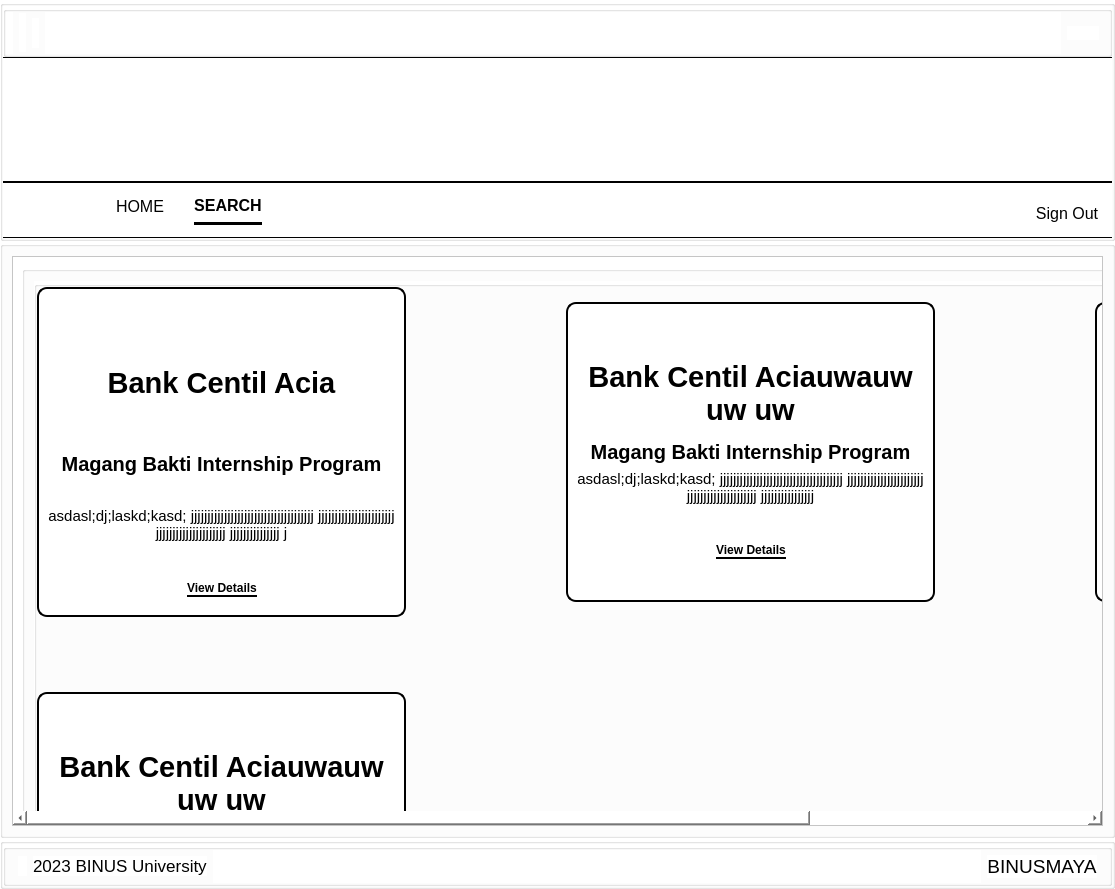
The window that searchinternshipfinal.ui (LeV-RAM/BIA) describes before a commit, drawn with Qt 5.
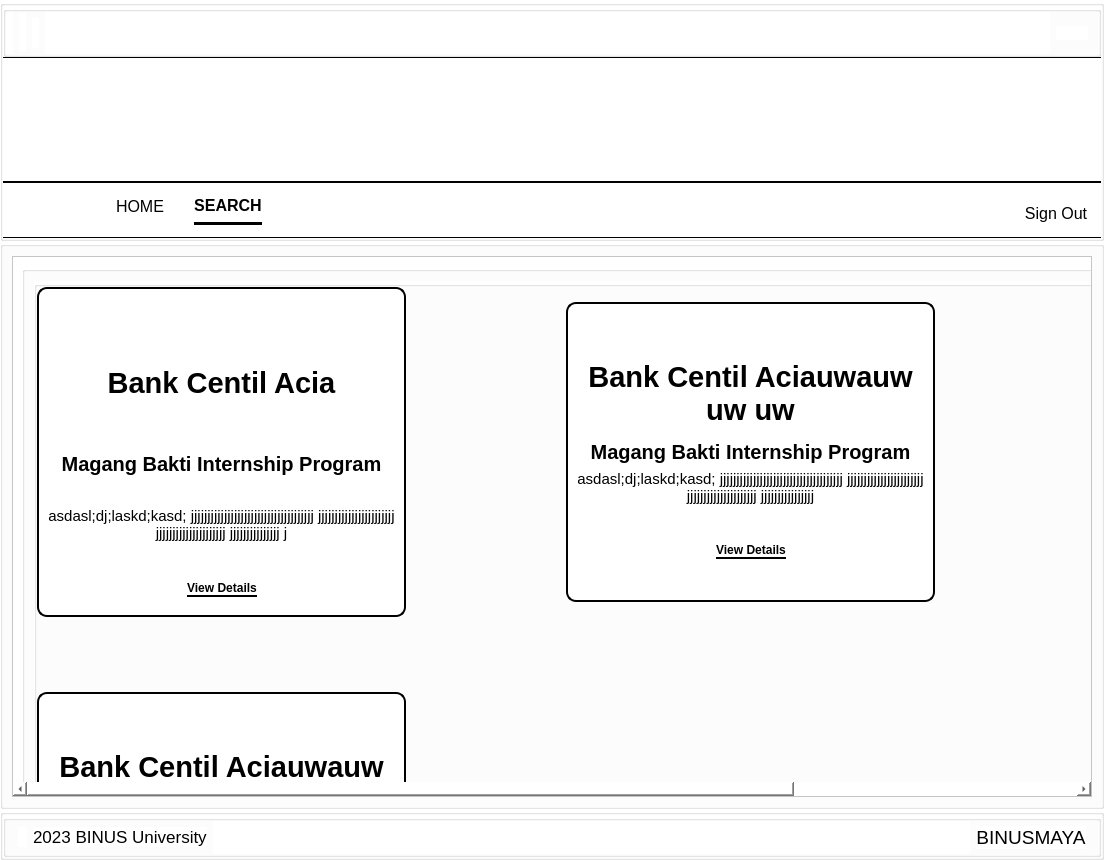
The same window after the commit. Icons and pictures are not drawn.

```diff
--- a/searchinternshipfinal.ui
+++ b/searchinternshipfinal.ui
@@ -6,8 +6,8 @@
    <rect>
     <x>0</x>
     <y>0</y>
-    <width>1115</width>
-    <height>889</height>
+    <width>1104</width>
+    <height>860</height>
    </rect>
   </property>
   <property name="sizePolicy">
@@ -554,10 +554,10 @@
          <widget class="QWidget" name="scrollAreaWidgetContents">
           <property name="geometry">
            <rect>
-            <x>0</x>
+            <x>-1</x>
             <y>0</y>
             <width>1523</width>
-            <height>929</height>
+            <height>876</height>
            </rect>
           </property>
           <layout class="QVBoxLayout" name="verticalLayout_6">
```
Left out of the diff: 498 changed lines with no effect on the pictures.
